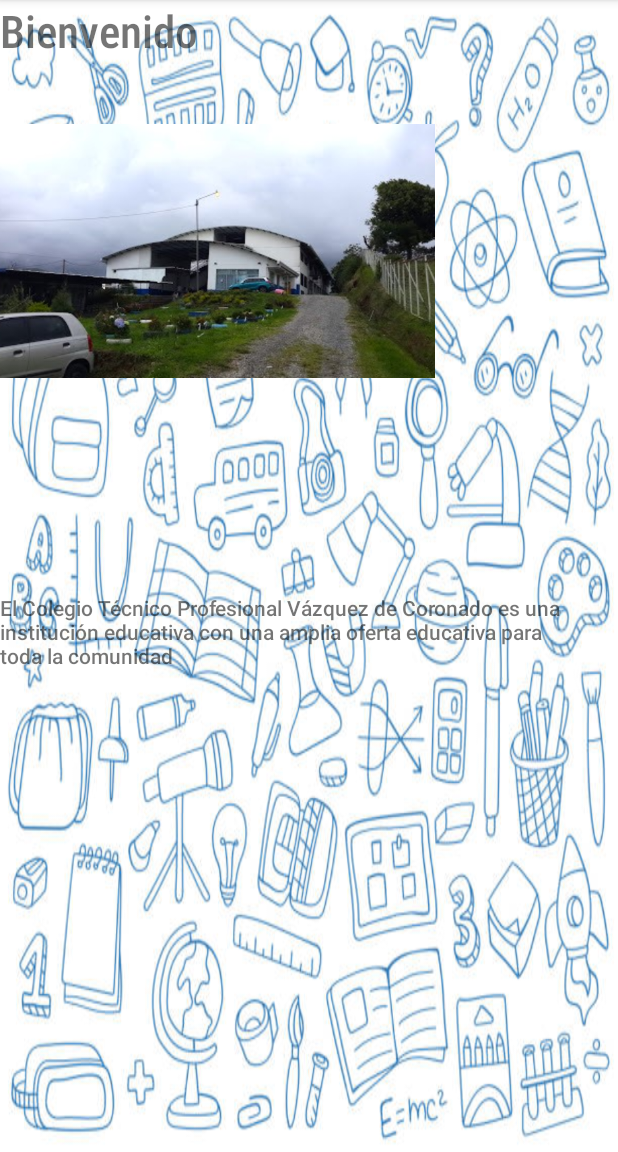
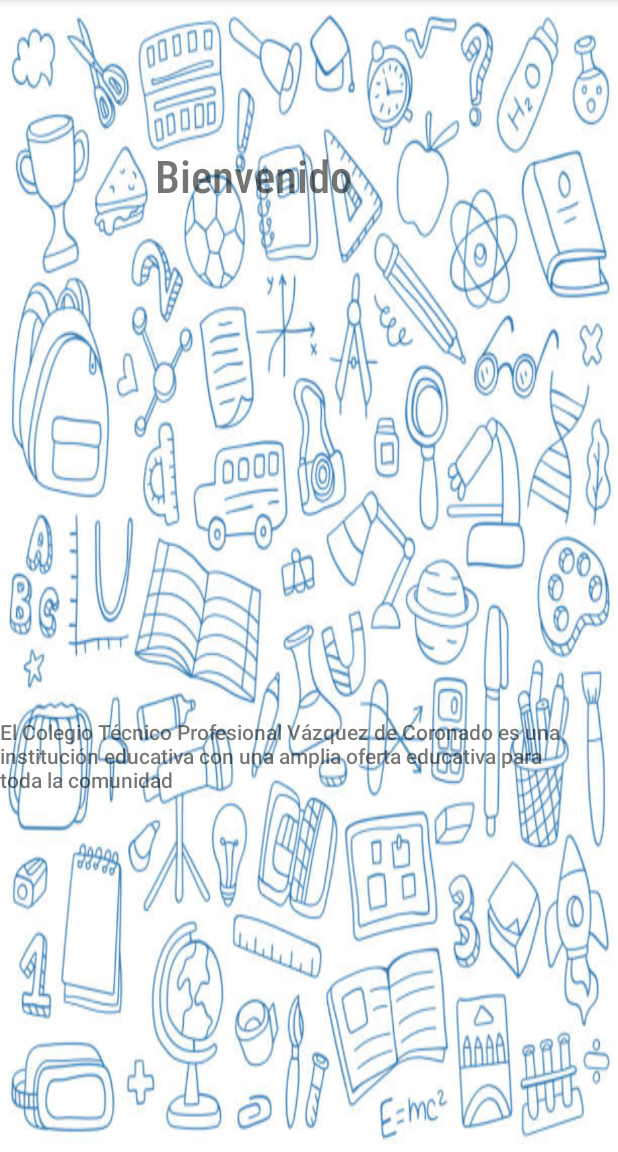
Before and after one commit to NatillaCasera/CTPVazquezDeCoronado, an Android app: the fragment HomeFragment shown on its own in the app's theme, on a phone screen of 412 x 824 dp, the part 84-1236 px from its top. Run offline under Robolectric (Android 15) with nearby library versions, the phone set to English and light mode, and no system bars; 1 statement that could not run was skipped.

```diff
--- a/app/src/main/res/layout/fragment_home.xml
+++ b/app/src/main/res/layout/fragment_home.xml
@@ -16,10 +16,10 @@
         android:textSize="30sp"
         app:layout_constraintBottom_toBottomOf="parent"
         app:layout_constraintEnd_toEndOf="parent"
-        app:layout_constraintHorizontal_bias="0.0"
+        app:layout_constraintHorizontal_bias="0.385"
         app:layout_constraintStart_toStartOf="parent"
         app:layout_constraintTop_toTopOf="parent"
-        app:layout_constraintVertical_bias="0.0" />
+        app:layout_constraintVertical_bias="0.133" />
 
     <TextView
         android:id="@+id/textView3"
@@ -32,17 +32,6 @@
         app:layout_constraintHorizontal_bias="0.0"
         app:layout_constraintStart_toStartOf="parent"
         app:layout_constraintTop_toTopOf="parent"
-        app:layout_constraintVertical_bias="0.593" />
+        app:layout_constraintVertical_bias="0.717" />
 
-    <ImageView
-        android:id="@+id/imageView"
-        android:layout_width="548dp"
-        android:layout_height="169dp"
-        android:src="@drawable/ctp_exterior"
-        app:layout_constraintBottom_toBottomOf="parent"
-        app:layout_constraintEnd_toEndOf="parent"
-        app:layout_constraintHorizontal_bias="0.992"
-        app:layout_constraintStart_toStartOf="parent"
-        app:layout_constraintTop_toTopOf="parent"
-        app:layout_constraintVertical_bias="0.138" />
 </androidx.constraintlayout.widget.ConstraintLayout>
--- a/app/src/main/res/values/colors.xml
+++ b/app/src/main/res/values/colors.xml
@@ -7,4 +7,5 @@
     <color name="teal_700">#FF018786</color>
     <color name="black">#FF000000</color>
     <color name="white">#FFFFFFFF</color>
+
 </resources>
```
